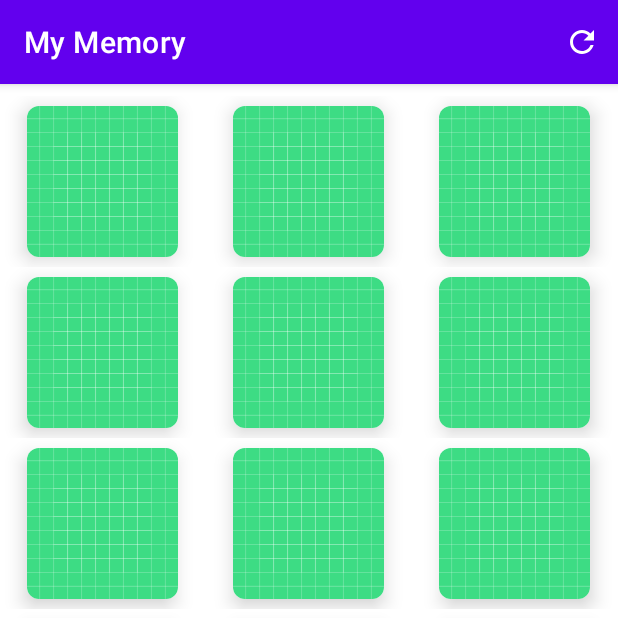
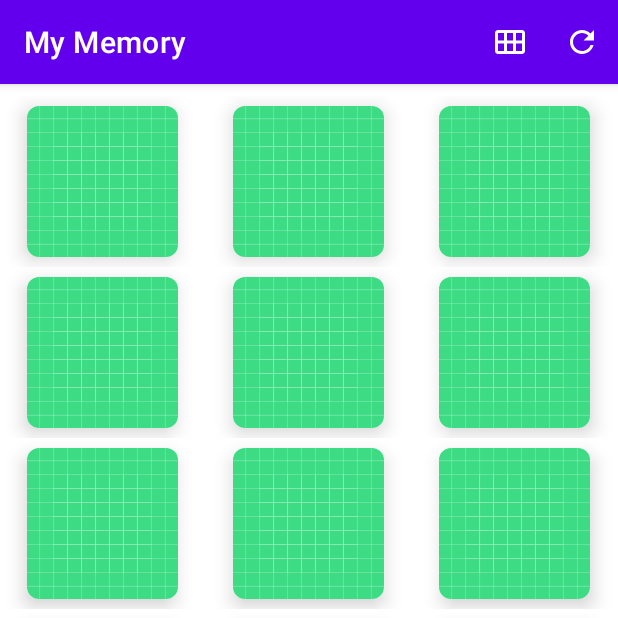
Before and after one commit to RaffayHusayn/Flippy-Cards-Game, an Android app: the screen it shows after launch (MainActivity), on a phone screen of 412 x 824 dp, the top half of it. Run offline under Robolectric (Android 15) with nearby library versions, the phone set to English and light mode, and no system bars; libraries missing offline, so code that uses them is left out: android.content.

Commit message:
Added functionality to change levels

```diff
--- /dev/null
+++ b/app/src/main/res/drawable/ic_level.xml
@@ -0,0 +1,5 @@
+<vector android:height="24dp" android:tint="#FFFFFF"
+    android:viewportHeight="24" android:viewportWidth="24"
+    android:width="24dp" xmlns:android="http://schemas.android.com/apk/res/android">
+    <path android:fillColor="@android:color/white" android:pathData="M20,4H4C2.9,4 2,4.9 2,6v12c0,1.1 0.9,2 2,2h16c1.1,0 2,-0.9 2,-2V6C22,4.9 21.1,4 20,4zM8,11H4V6h4V11zM14,11h-4V6h4V11zM20,11h-4V6h4V11zM8,18H4v-5h4V18zM14,18h-4v-5h4V18zM20,18h-4v-5h4V18z"/>
+</vector>
--- a/app/src/main/res/menu/menu_main.xml
+++ b/app/src/main/res/menu/menu_main.xml
@@ -2,6 +2,11 @@
 <menu xmlns:app="http://schemas.android.com/apk/res-auto"
     xmlns:android="http://schemas.android.com/apk/res/android">
 
+    <item
+        android:id="@+id/mi_new_size"
+        android:icon="@drawable/ic_level"
+        android:title="Choose New Size"
+        app:showAsAction="always" />
     <item
         android:id="@+id/mi_refresh"
         android:icon="@drawable/ic_refresh"
```
Also changed, not shown: app/src/main/java/com/fclass/memorygame/MainActivity.kt (+47 -28 lines), app/src/main/res/layout/dialog_board_size.xml (added, +36 -0 lines).
